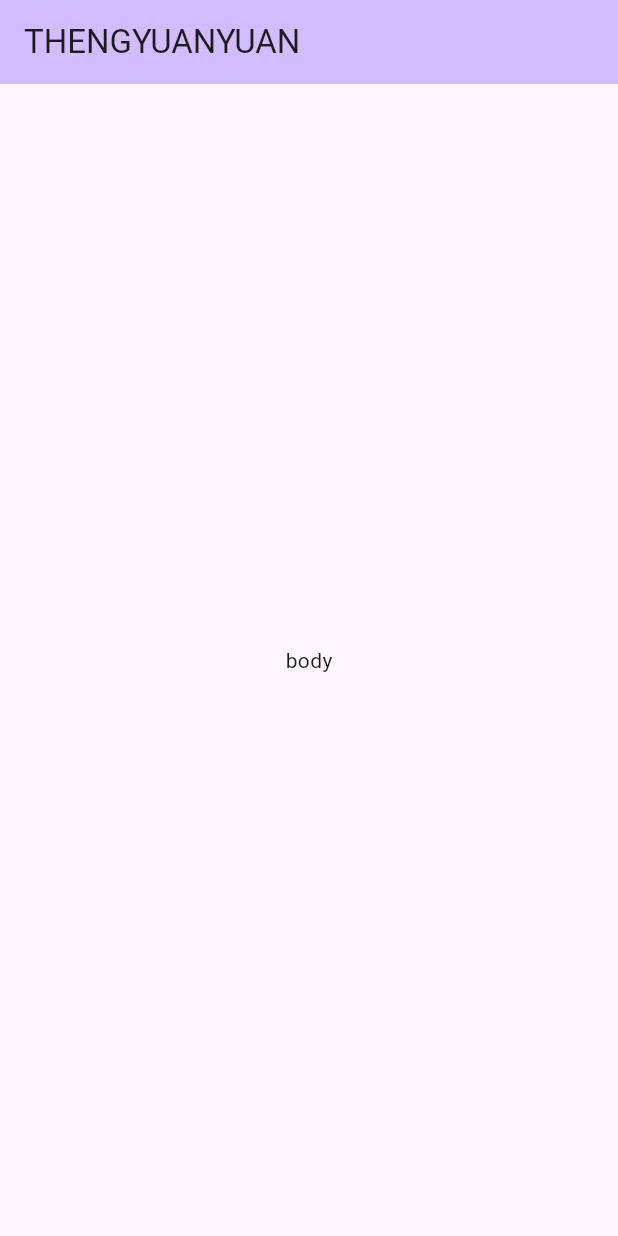
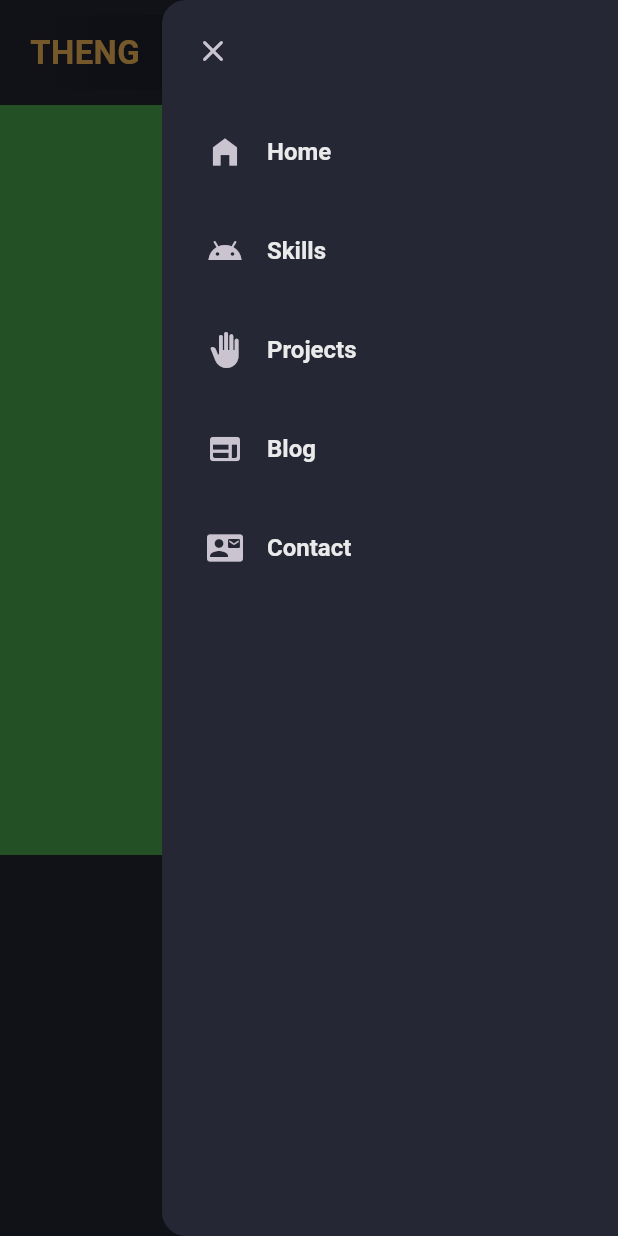
Before and after one commit to thengyuanyuan/my_portfolio, a Flutter app: the screen it shows after launch, with the side drawer open (before the commit the screen has no drawer), on a phone screen of 412 x 824 dp. Run offline on Flutter 3.47's test engine with Material 3 defaults, Android fonts, the phone set to English and light mode, and no system bars; our stand-ins replace responsive_builder.

Commit message:
Header + Menu Drawer

```diff
--- /dev/null
+++ b/lib/constants/colors.dart
@@ -0,0 +1,13 @@
+import 'package:flutter/material.dart';
+
+class CustomColor {
+  static const Color scaffoldBg = Color(0xff252734);
+  static const Color bgLight1 = Color(0xff333646);
+  static const Color bgLight2 = Color(0xff424657);
+  static const Color textFieldBg = Color(0xffC8C9CE);
+  static const Color hintDark = Color(0xff666874);
+  static const Color yellowPrimary = Color(0xffFFAF29);
+  static const Color yellowSecondary = Color(0xffFFC25C);
+  static const Color whitePrimary = Color(0xffEAEAEB);
+  static const Color whiteSecondary = Color(0xffC8C9CE);
+}
--- /dev/null
+++ b/lib/constants/nav_items.dart
@@ -0,0 +1,32 @@
+import 'package:flutter/material.dart';
+
+// List<String> navTitles = [
+//   "Home",
+//   "Skills",
+//   "Projects",
+//   "Blog",
+//   "Contact",
+// ];
+
+// List<IconData> navIcons = [
+//   Icons.home,
+//   Icons.android_outlined,
+//   Icons.back_hand,
+//   Icons.web,
+//   Icons.quick_contacts_mail,
+// ];
+
+List<NavItemModel> navItemList = [
+  NavItemModel(title: "Home", icon: Icons.home_filled),
+  NavItemModel(title: "Skills", icon: Icons.android_rounded),
+  NavItemModel(title: "Projects", icon: Icons.back_hand),
+  NavItemModel(title: "Blog", icon: Icons.web_rounded),
+  NavItemModel(title: "Contact", icon: Icons.quick_contacts_mail_rounded)
+];
+
+class NavItemModel {
+  final String title;
+  final IconData? icon;
+
+  NavItemModel({required this.title, this.icon});
+}
--- a/lib/main.dart
+++ b/lib/main.dart
@@ -1,4 +1,6 @@
 import 'package:flutter/material.dart';
+
+import 'pages/home_page.dart';
 
 void main() {
   runApp(const MyApp());
@@ -10,30 +12,16 @@ class MyApp extends StatelessWidget {
   @override
   Widget build(BuildContext context) {
     return MaterialApp(
-      title: 'Theng\'s Portfilio',
-      theme: ThemeData(
-        colorScheme: ColorScheme.fromSeed(seedColor: Colors.deepPurple),
+      debugShowCheckedModeBanner: false,
+      title: 'ThengYuanYuan',
+      theme: ThemeData.dark(
         useMaterial3: true,
       ),
-      home: const MyHomePage(title: 'THENGYUANYUAN'),
+      // theme: ThemeData(
+      //   colorScheme: ColorScheme.fromSeed(seedColor: Colors.deepPurple),
+      //   useMaterial3: true,
+      // ),
+      home: HomePage(),
     );
   }
 }
-
-class MyHomePage extends StatelessWidget {
-  final String title;
-  const MyHomePage({super.key, required this.title});
-
-  @override
-  Widget build(BuildContext context) {
-    return Scaffold(
-      appBar: AppBar(
-        backgroundColor: Theme.of(context).colorScheme.inversePrimary,
-        title: Text(title),
-      ),
-      body: const Center(
-        child: Text('body'),
-      ),
-    );
-  }
-}
--- /dev/null
+++ b/lib/pages/home_page.dart
@@ -0,0 +1,74 @@
+import 'package:flutter/material.dart';
+import 'package:responsive_builder/responsive_builder.dart';
+import '../constants/colors.dart';
+import '../widgets/drawer_mobile.dart';
+import '../widgets/header_desktop.dart';
+import '../widgets/header_mobile.dart';
+
+class HomePage extends StatelessWidget {
+  HomePage({super.key});
+  final scaffoldKey = GlobalKey<ScaffoldState>();
+
+  @override
+  Widget build(BuildContext context) {
+    return ResponsiveBuilder(builder: (context, sizingInformation) {
+      return Scaffold(
+        key: scaffoldKey,
+        backgroundColor: CustomColor.scaffoldBg,
+        endDrawer: sizingInformation.deviceScreenType == DeviceScreenType.mobile
+            ? DrawerMobile(scaffoldKey: scaffoldKey)
+            : null,
+        body: ListView(
+          scrollDirection: Axis.vertical,
+          children: [
+            // HEADER, MAINMENU
+            Header(scaffoldKey: scaffoldKey),
+            // SKILLS
+            Container(
+              height: 500,
+              width: double.maxFinite,
+              color: Colors.green,
+            ),
+            // PROJECTS
+            Container(
+              height: 500,
+              width: double.maxFinite,
+            ),
+            // CONTACTS
+            Container(
+              height: 500,
+              width: double.maxFinite,
+            ),
+            // FOOTER
+            Container(
+              height: 500,
+              width: double.maxFinite,
+            ),
+          ],
+        ),
+      );
+    });
+  }
+}
+
+class Header extends StatelessWidget {
+  const Header({
+    super.key,
+    required this.scaffoldKey,
+  });
+
+  final GlobalKey<ScaffoldState> scaffoldKey;
+
+  @override
+  Widget build(BuildContext context) {
+    return ScreenTypeLayout.builder(
+      tablet: (BuildContext context) => const HeaderDesktop(),
+      mobile: (BuildContext context) => HeaderMobile(
+        onLogoTap: null,
+        onMenuTap: () {
+          scaffoldKey.currentState?.openEndDrawer();
+        },
+      ),
+    );
+  }
+}
--- /dev/null
+++ b/lib/styles/styles.dart
@@ -0,0 +1,13 @@
+import 'package:flutter/material.dart';
+
+import '../constants/colors.dart';
+
+BoxDecoration kHeaderDecoration = BoxDecoration(
+  gradient: const LinearGradient(
+    colors: [
+      Colors.transparent,
+      CustomColor.bgLight1,
+    ],
+  ),
+  borderRadius: BorderRadius.circular(100),
+);
--- /dev/null
+++ b/lib/widgets/drawer_mobile.dart
@@ -0,0 +1,49 @@
+import 'package:flutter/material.dart';
+import 'package:my_portfolio/constants/colors.dart';
+import 'package:my_portfolio/constants/nav_items.dart';
+
+class DrawerMobile extends StatelessWidget {
+  final GlobalKey<ScaffoldState> scaffoldKey;
+  const DrawerMobile({
+    super.key,
+    required this.scaffoldKey,
+  });
+
+  @override
+  Widget build(BuildContext context) {
+    return Drawer(
+      backgroundColor: CustomColor.scaffoldBg,
+      child: ListView(
+        children: [
+          Align(
+            alignment: Alignment.centerLeft,
+            child: Padding(
+              padding: const EdgeInsets.all(10.0),
+              child: IconButton(
+                onPressed: () {
+                  scaffoldKey.currentState?.closeEndDrawer();
+                },
+                icon: const Icon(Icons.close_rounded),
+              ),
+            ),
+          ),
+          for (int i = 0; i < navItemList.length; i++)
+            ListTile(
+              contentPadding: const EdgeInsets.symmetric(
+                horizontal: 30,
+                vertical: 5,
+              ),
+              titleTextStyle: const TextStyle(
+                color: CustomColor.whitePrimary,
+                fontWeight: FontWeight.w600,
+                fontSize: 16.0,
+              ),
+              onTap: () {},
+              leading: Icon(navItemList[i].icon),
+              title: Text(navItemList[i].title),
+            ),
+        ],
+      ),
+    );
+  }
+}
--- /dev/null
+++ b/lib/widgets/header_desktop.dart
@@ -0,0 +1,42 @@
+import 'package:flutter/material.dart';
+import 'package:my_portfolio/styles/styles.dart';
+
+import '../../constants/colors.dart';
+import '../../constants/nav_items.dart';
+import 'site_logo.dart';
+
+class HeaderDesktop extends StatelessWidget {
+  const HeaderDesktop({
+    super.key,
+  });
+
+  @override
+  Widget build(BuildContext context) {
+    return Container(
+      height: 50,
+      width: double.maxFinite,
+      margin: const EdgeInsets.symmetric(vertical: 10.0, horizontal: 20.0),
+      decoration: kHeaderDecoration,
+      child: Row(
+        children: [
+          SiteLogo(onTap: () {}),
+          const Spacer(),
+          for (int i = 0; i < navItemList.length; i++)
+            Padding(
+              padding: const EdgeInsets.only(right: 20.0),
+              child: TextButton(
+                onPressed: () {},
+                child: Text(
+                  navItemList[i].title,
+                  style: const TextStyle(
+                      fontSize: 16,
+                      fontWeight: FontWeight.w500,
+                      color: CustomColor.whitePrimary),
+                ),
+              ),
+            ),
+        ],
+      ),
+    );
+  }
+}
--- /dev/null
+++ b/lib/widgets/header_mobile.dart
@@ -0,0 +1,39 @@
+import 'package:flutter/material.dart';
+
+import '../../styles/styles.dart';
+import 'site_logo.dart';
+
+class HeaderMobile extends StatelessWidget {
+  final VoidCallback? onLogoTap;
+  final VoidCallback? onMenuTap;
+  const HeaderMobile({
+    super.key,
+    this.onLogoTap,
+    this.onMenuTap,
+  });
+
+  @override
+  Widget build(BuildContext context) {
+    return Container(
+      height: 50,
+      width: double.maxFinite,
+      margin: const EdgeInsets.symmetric(vertical: 10.0, horizontal: 20.0),
+      decoration: kHeaderDecoration,
+      child: Row(
+        children: [
+          SiteLogo(
+            onTap: onLogoTap,
+          ),
+          const Spacer(),
+          IconButton(
+            icon: const Icon(Icons.menu_rounded),
+            onPressed: onMenuTap,
+          ),
+          const SizedBox(
+            width: 15,
+          )
+        ],
+      ),
+    );
+  }
+}
--- /dev/null
+++ b/lib/widgets/site_logo.dart
@@ -0,0 +1,23 @@
+import 'package:flutter/material.dart';
+import '../../constants/colors.dart';
+
+class SiteLogo extends StatelessWidget {
+  final VoidCallback? onTap;
+  const SiteLogo({super.key, this.onTap});
+
+  @override
+  Widget build(BuildContext context) {
+    return GestureDetector(
+      onTap: onTap,
+      child: const Text(
+        "THENG",
+        style: TextStyle(
+          fontSize: 22,
+          fontWeight: FontWeight.bold,
+          decoration: TextDecoration.none,
+          color: CustomColor.yellowSecondary,
+        ),
+      ),
+    );
+  }
+}
```
Also changed, not shown: pubspec.yaml (+2 -31 lines), assets/profile.jpg (added), pubspec.lock.
